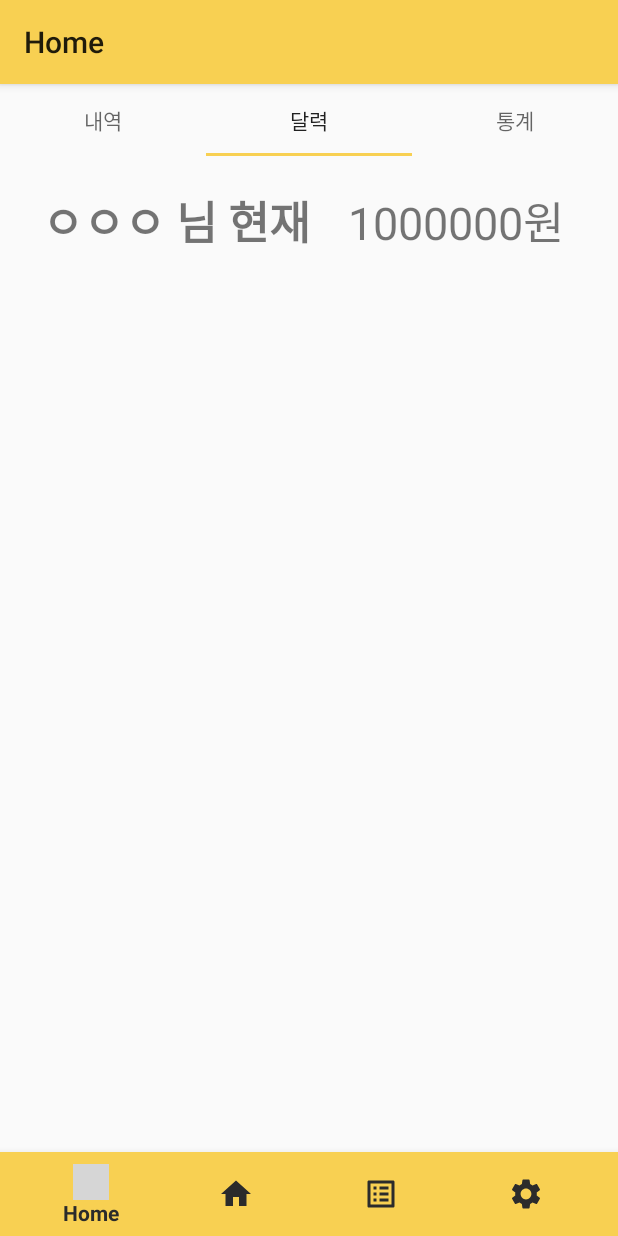
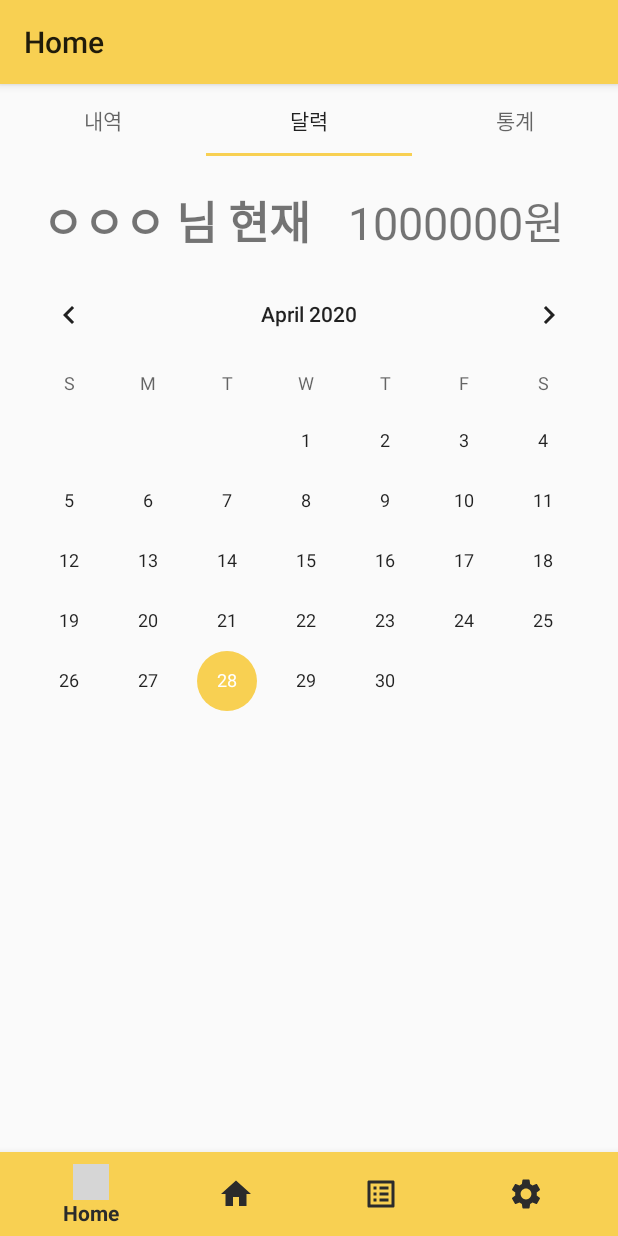
Before and after one commit to primayy/Legeno, an Android app: the screen it shows after launch (MainActivity), tab 2 chosen, on a phone screen of 412 x 824 dp. Run offline under Robolectric (Android 15) with nearby library versions, the phone set to English and light mode, and no system bars; our stand-ins replace navigation-ui; grey boxes are pictures that could not be loaded.

Commit message:
2020-04-28-여인혁-메인페이지UI디자인-버그수정

```diff
--- a/app/src/main/java/com/example/billage/PageAdaper.java
+++ b/app/src/main/java/com/example/billage/PageAdaper.java
@@ -2,13 +2,13 @@ package com.example.billage;
 
 import androidx.fragment.app.Fragment;
 import androidx.fragment.app.FragmentManager;
-import androidx.fragment.app.FragmentPagerAdapter;
+import androidx.fragment.app.FragmentStatePagerAdapter;
 
 import com.example.billage.ui.home.subView.UsageFragment;
 import com.example.billage.ui.home.subView.CalenderFragment;
 import com.example.billage.ui.home.subView.StatisticFragment;
 
-public class PageAdaper extends FragmentPagerAdapter {
+public class PageAdaper extends FragmentStatePagerAdapter {
     int mNumOfTabs; //tab의 갯수
 
     public PageAdaper(FragmentManager fm, int numOfTabs) {
--- a/app/src/main/java/com/example/billage/ui/home/HomeFragment.java
+++ b/app/src/main/java/com/example/billage/ui/home/HomeFragment.java
@@ -37,10 +37,10 @@ public class HomeFragment extends Fragment {
 //                textView.setText(s);
 //            }
 //        });
-        TabLayout tabLayout = (TabLayout) root.findViewById(R.id.three_tabs) ;
+        TabLayout tabLayout = root.findViewById(R.id.three_tabs) ;
 
-        final ViewPager viewPager = (ViewPager) root.findViewById(R.id.home_viewpager);
-        final PagerAdapter myPagerAdapter = new PageAdaper(getFragmentManager(), 3);
+        final ViewPager viewPager = root.findViewById(R.id.home_viewpager);
+        final PagerAdapter myPagerAdapter = new PageAdaper(getChildFragmentManager(), tabLayout.getTabCount());
         viewPager.setAdapter(myPagerAdapter);
 
         tabLayout.addOnTabSelectedListener(new TabLayout.ViewPagerOnTabSelectedListener(viewPager));
```
